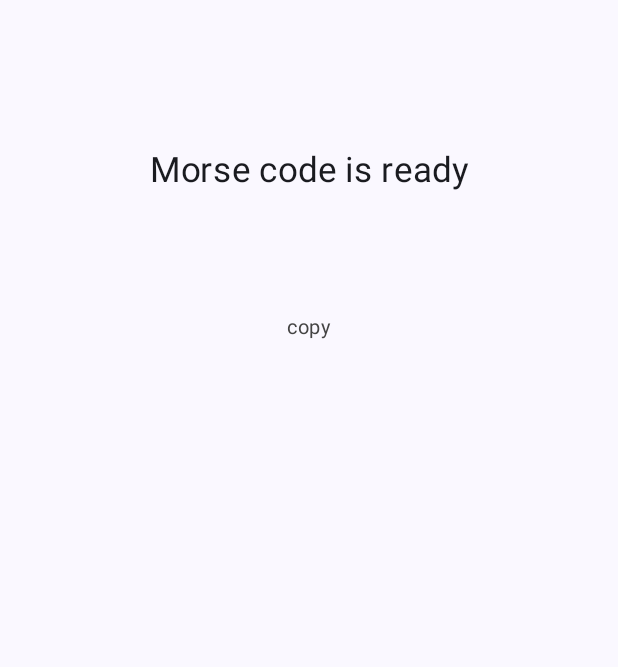
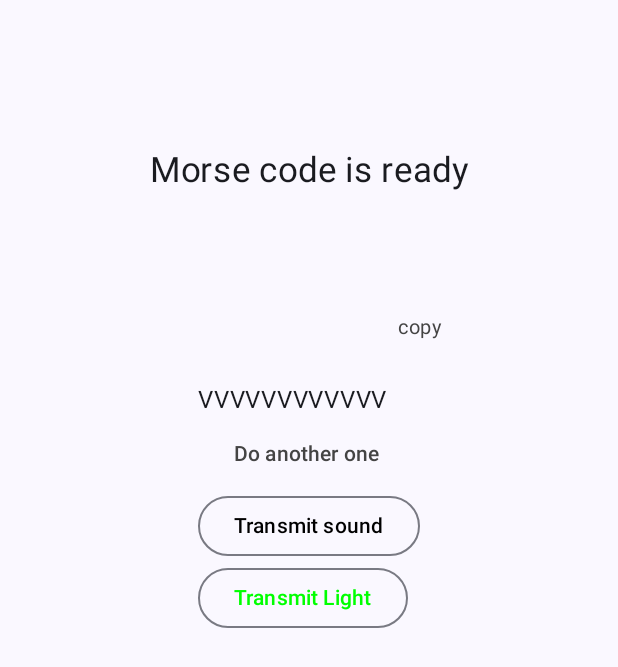
Before and after one commit to Prashant-Sgh/Morse_Link, an Android app built with Jetpack Compose: the ResultScreen screen opened through its navigation route, on a phone screen of 412 x 824 dp. Shown: the top 667 px of the screen. Run offline under Robolectric (Android 15) with nearby library versions, the phone set to English and light mode, and no system bars; our stand-ins replace Dagger/Hilt's generated code.

Commit message:
adding flashlight message transmission system.

```diff
--- a/app/src/main/AndroidManifest.xml
+++ b/app/src/main/AndroidManifest.xml
@@ -1,6 +1,9 @@
 <?xml version="1.0" encoding="utf-8"?>
 <manifest xmlns:android="http://schemas.android.com/apk/res/android"
     xmlns:tools="http://schemas.android.com/tools">
+
+    <uses-permission android:name="android.permission.CAMERA"/>
+    <uses-feature android:name="android.hardware.camera"/>
 
     <application
         android:name=".presentation.MyApplication"
--- a/app/src/main/java/com/example/morse_link/data/hardware/AccessCamera.kt
+++ b/app/src/main/java/com/example/morse_link/data/hardware/AccessCamera.kt
@@ -6,12 +6,9 @@ import android.content.pm.PackageManager
 class AccessCamera {
 
     fun hasCamera (context: Context): Boolean {
-        if (context.packageManager.hasSystemFeature(PackageManager.FEATURE_CAMERA)) {
-            return true
-        }
-        else {
-            return false
-        }
+        val pm = context.packageManager
+        return pm.hasSystemFeature(PackageManager.FEATURE_CAMERA) && pm.hasSystemFeature(
+            PackageManager.FEATURE_CAMERA_FLASH)
     }
 
 }
--- a/app/src/main/java/com/example/morse_link/presentation/components/ResultScreen.kt
+++ b/app/src/main/java/com/example/morse_link/presentation/components/ResultScreen.kt
@@ -31,12 +31,14 @@ import androidx.compose.ui.Alignment
 import androidx.compose.ui.Modifier
 import androidx.compose.ui.graphics.Color
 import androidx.compose.ui.platform.LocalClipboardManager
+import androidx.compose.ui.platform.LocalContext
 import androidx.compose.ui.text.AnnotatedString
 import androidx.compose.ui.text.font.FontWeight
 import androidx.compose.ui.text.style.TextAlign
 import androidx.compose.ui.unit.dp
 import androidx.compose.ui.unit.sp
 import androidx.navigation.NavHostController
+import com.example.morse_link.data.hardware.AccessCamera
 import com.example.morse_link.presentation.navigation.Screens
 
 //@Preview(showBackground = true)
@@ -50,7 +52,7 @@ fun ResultScreen(morseCode: String, navcontroller: NavHostController, transmitSo
 
 //    var expanded by remember { mutableStateOf(false) }
     val options = listOf("Sound", "Flashlight")
-    var isExpanded by remember { mutableStateOf(false) }
+    var isExpanded by remember { mutableStateOf(true) }
     var selectedOptionText by remember { mutableStateOf(options[0]) }
 
     Box(
@@ -93,23 +95,16 @@ fun ResultScreen(morseCode: String, navcontroller: NavHostController, transmitSo
                         .padding(horizontal = 15.dp)
                         .verticalScroll(scrollState)
                 ) {
+                    Column {
                         Text(
                             text = morseCode,
                             softWrap = true,
                             textAlign = TextAlign.Center,
                             fontSize = 30.sp
                         )
-                }
-            }
 
-            Spacer(Modifier.weight(1f))
+                        Text("VVVVVVVVVVVV")
 
-            Row (
-                modifier = Modifier
-                    .fillMaxWidth()
-                    .padding(bottom = 95.dp),
-                verticalAlignment = Alignment.CenterVertically
-            ){
                         Button(
                             onClick = {
                                 navcontroller.navigate(Screens.Home.route)
@@ -121,70 +116,87 @@ fun ResultScreen(morseCode: String, navcontroller: NavHostController, transmitSo
 
                         Spacer(Modifier.width(44.dp))
 
-                Box {
-                    Column {
                         OutlinedButton(
                             onClick = {
-                                //                            isExpanded = !isExpanded
                                 navcontroller.navigate(Screens.Transmit.route)
                                 transmitSound()
                             },
-                            //                        colors = ButtonDefaults.buttonColors(Color.DarkGray)
                         ) {
                             Text(
                                 "Transmit sound",
                                 fontWeight = FontWeight.Medium,
-                                color = Color.Black
+                                color = if (AccessCamera().hasCamera(LocalContext.current)) Color.Green else Color.Black
                             )
                         }
 
                         OutlinedButton(
                             onClick = {
-                                //                            isExpanded = !isExpanded
                                 navcontroller.navigate(Screens.Transmit.route)
                                 transmitLight()
                             },
                             enabled = lightTransmission
-                            //                        colors = ButtonDefaults.buttonColors(Color.DarkGray)
                         ) {
                             Text(
                                 "Transmit Light",
                                 fontWeight = FontWeight.Medium,
-                                color = Color.Black
+                                color = if (lightTransmission) Color.Green else Color.Black
                             )
+                        }
+
+                    }
                 }
             }
 
-//                    TODO("do color change of drop down lists")
+            Spacer(Modifier.weight(1f))
 
-//                    DropdownMenu(
-//                        expanded = isExpanded,
-//                        onDismissRequest = { isExpanded = false},
-//                        modifier = Modifier
-//                            .background(
-//                                Color.DarkGray,
-//                                shape = RoundedCornerShape(16.dp)
-//                            )
-//                    ) {
-//                        options.forEach { label ->
-//                            DropdownMenuItem(
-//                                text = { Text(
-//                                    label,
-//                                    color = Color.White,
-//                                    textAlign = TextAlign.Center,
-//                                    modifier = Modifier.fillMaxWidth()
-//                                ) },
-//                                onClick = {
-//                                    /*TODO Implement transmit funmftions*/
-//                                    //                                repository.label
-//                                }
-//                            )
-//                        }
-//                    }
-                }
+            Column (
+                modifier = Modifier
+                    .fillMaxWidth()
+                    .padding(bottom = 95.dp),
+                horizontalAlignment = Alignment.CenterHorizontally
+            ){
+//                Button(
+//                    onClick = {
+//                        navcontroller.navigate(Screens.Home.route)
+//                    },
+//                    colors = ButtonDefaults.buttonColors(Color.Transparent)
+//                ) {
+//                    Text("Do another one", color = Color.DarkGray)
+//                }
+//
+//                Spacer(Modifier.width(44.dp))
+//                OutlinedButton(
+//                    onClick = {
+//                        //                            isExpanded = !isExpanded
+//                        navcontroller.navigate(Screens.Transmit.route)
+//                        transmitSound()
+//                    },
+//                    //                        colors = ButtonDefaults.buttonColors(Color.DarkGray)
+//                ) {
+//                    Text(
+//                        "Transmit sound",
+//                        fontWeight = FontWeight.Medium,
+//                        color = Color.Black
+//                    )
+//                }
+//
+//                OutlinedButton(
+//                    onClick = {
+//                        //                            isExpanded = !isExpanded
+//                        navcontroller.navigate(Screens.Transmit.route)
+//                        transmitLight()
+//                    },
+//                    enabled = lightTransmission
+//                    //                        colors = ButtonDefaults.buttonColors(Color.DarkGray)
+//                ) {
+//                    Text(
+//                        "Transmit Light",
+//                        fontWeight = FontWeight.Medium,
+//                        color = Color.Black
+//                    )
+//                }
 
-            }
-//            Spacer(Modifier.weight(0.3f))
             }
         }
     }
+}
--- a/app/src/main/java/com/example/morse_link/presentation/viewmodels/SharedViewmodel.kt
+++ b/app/src/main/java/com/example/morse_link/presentation/viewmodels/SharedViewmodel.kt
@@ -2,6 +2,7 @@ package com.example.morse_link.presentation.viewmodels
 
 import android.content.Context
 import androidx.lifecycle.ViewModel
+import androidx.lifecycle.viewModelScope
 import com.example.morse_link.data.repository.Repository
 import com.example.morse_link.domain.morseRepo.MorseRepository
 import dagger.hilt.android.lifecycle.HiltViewModel
@@ -61,7 +62,7 @@ class SharedViewmodel @Inject constructor(
     }
 
     fun TransmitFlashlight(morseCode: String, context: Context, result: (hasError: Boolean) -> Unit) {
-        repository.transmitThroFlashlight(morseCode, context, result, scope)
+        repository.transmitThroFlashlight(morseCode, context, result, scope = viewModelScope)
     }
 
     val scope = CoroutineScope(Dispatchers.IO + SupervisorJob())
```
Also changed, not shown: app/src/main/java/com/example/morse_link/data/hardware/FlashlightController.kt (+40 -7 lines), app/src/main/java/com/example/morse_link/data/repository/Repository.kt (+25 -6 lines). Lines whose indentation alone changed are shown as unchanged.
